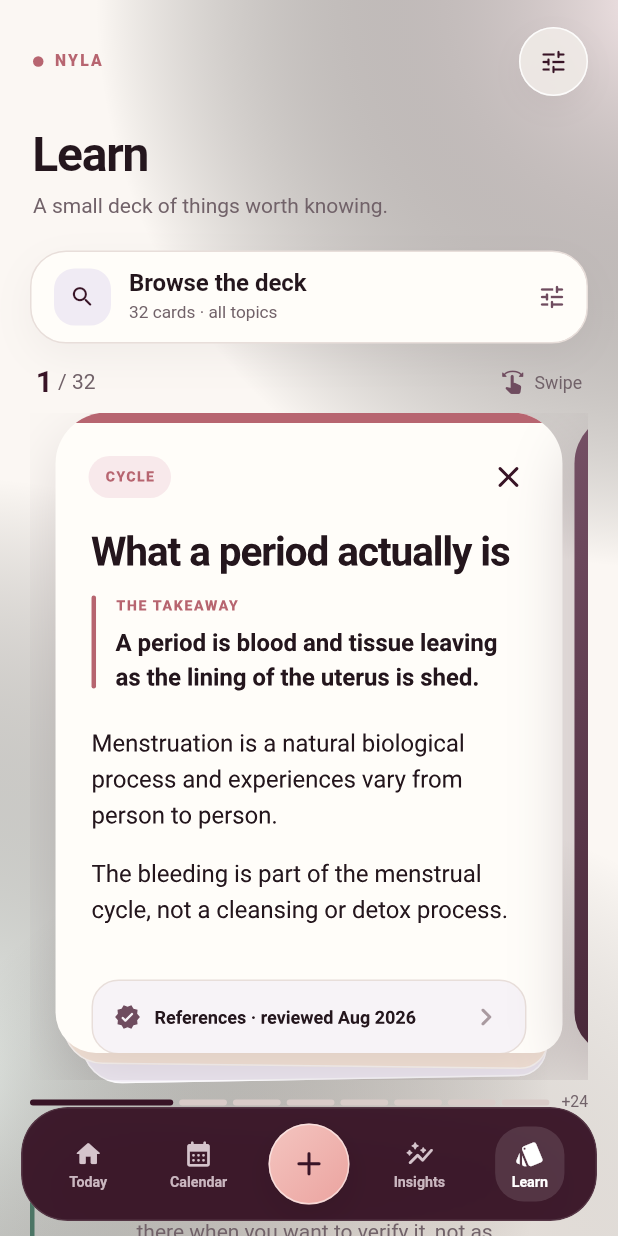
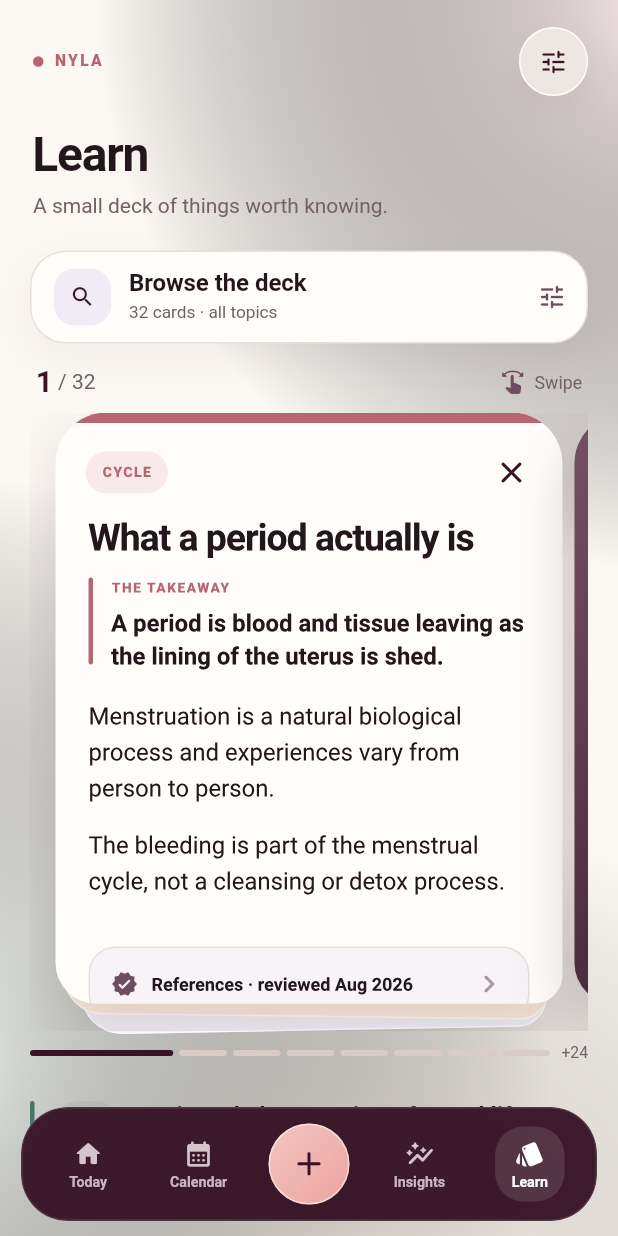
Before and after one commit to sidwiskers/nyla, a Flutter app: the LearnScreen screen opened by its route, after a tap on "CYCLE", on a phone screen of 412 x 824 dp. Run offline on Flutter 3.47's test engine with Material 3 defaults, Android fonts, the phone set to English and light mode, and no system bars; our stand-ins replace drift, flutter_local_notifications, flutter_riverpod, flutter_secure_storage, flutter_timezone, go_router and 4 more; missing offline and left inert: cryptography, mobile_scanner; accounts and stored records are empty; generated files the repository leaves out were written again; Roboto replaces fonts that are missing (sans-serif-rounded).

Commit message:
Make Learn cards genuinely flashcard-first

```diff
--- a/apps/mobile/lib/features/learn/learn_screen.dart
+++ b/apps/mobile/lib/features/learn/learn_screen.dart
@@ -36,7 +36,7 @@ class _LearnScreenState extends State<LearnScreen> {
         .toList(growable: false);
     final index = cards.isEmpty ? 0 : currentIndex.clamp(0, cards.length - 1);
     final screenHeight = MediaQuery.sizeOf(context).height;
-    final deckHeight = (screenHeight * 0.54).clamp(360.0, 540.0).toDouble();
+    final deckHeight = (screenHeight * 0.50).clamp(330.0, 500.0).toDouble();
 
     return NylaPage(
       title: 'Learn',
@@ -66,20 +66,14 @@ class _LearnScreenState extends State<LearnScreen> {
                     right: 31,
                     top: 18,
                     bottom: 0,
-                    child: _BackCard(
-                      rotation: -0.018,
-                      color: NylaColors.lavenderSoft,
-                    ),
+                    child: _BackCard(rotation: -0.018, color: NylaColors.lavenderSoft),
                   ),
                   const Positioned(
                     left: 24,
                     right: 24,
                     top: 10,
                     bottom: 9,
-                    child: _BackCard(
-                      rotation: 0.012,
-                      color: NylaColors.peachSoft,
-                    ),
+                    child: _BackCard(rotation: 0.012, color: NylaColors.peachSoft),
                   ),
                   PageView.builder(
                     controller: _controller,
@@ -287,7 +281,6 @@ class _BrowseSheetState extends State<_BrowseSheet> {
             const SizedBox(height: 18),
             TextField(
               controller: controller,
-              autofocus: false,
               textInputAction: TextInputAction.search,
               decoration: const InputDecoration(
                 hintText: 'Cramps, flow, products…',
@@ -338,10 +331,7 @@ class _BrowseSheetState extends State<_BrowseSheet> {
                       NylaHaptics.confirm();
                       Navigator.pop(
                         context,
-                        _BrowseSelection(
-                          category: category,
-                          query: controller.text.trim(),
-                        ),
+                        _BrowseSelection(category: category, query: controller.text.trim()),
                       );
                     },
                     child: const Text('Show cards'),
@@ -375,10 +365,7 @@ class _DeckHeader extends StatelessWidget {
             const Spacer(),
             const Icon(Icons.swipe_rounded, size: 17, color: NylaColors.violet),
             const SizedBox(width: 6),
-            Text(
-              'Swipe',
-              style: Theme.of(context).textTheme.bodyMedium?.copyWith(fontSize: 11.8),
-            ),
+            Text('Swipe', style: Theme.of(context).textTheme.bodyMedium?.copyWith(fontSize: 11.8)),
           ],
         ),
       );
@@ -435,16 +422,8 @@ class _KnowledgeCardState extends State<_KnowledgeCard> {
             alignment: Alignment.center,
             transform: showBack ? (Matrix4.identity()..rotateY(math.pi)) : Matrix4.identity(),
             child: showBack
-                ? _DetailedCard(
-                    tip: widget.tip,
-                    palette: palette,
-                    onClose: _toggle,
-                  )
-                : _QuickCard(
-                    tip: widget.tip,
-                    palette: palette,
-                    onOpen: _toggle,
-                  ),
+                ? _DetailedCard(tip: widget.tip, palette: palette, onClose: _toggle)
+                : _QuickCard(tip: widget.tip, palette: palette, onOpen: _toggle),
           ),
         );
       },
@@ -494,21 +473,19 @@ class _QuickCard extends StatelessWidget {
             children: [
               Positioned.fill(
                 child: IgnorePointer(
-                  child: CustomPaint(
-                    painter: _CardMotifPainter(accent: palette.accent),
-                  ),
+                  child: CustomPaint(painter: _CardMotifPainter(accent: palette.accent)),
                 ),
               ),
               LayoutBuilder(
                 builder: (context, constraints) {
-                  final compact = constraints.maxHeight < 405;
-                  final horizontal = compact ? 20.0 : 24.0;
+                  final compact = constraints.maxHeight < 365;
+                  final horizontal = compact ? 19.0 : 23.0;
                   return Padding(
                     padding: EdgeInsets.fromLTRB(
                       horizontal,
-                      compact ? 18 : 22,
+                      compact ? 16 : 20,
                       horizontal,
-                      compact ? 17 : 21,
+                      compact ? 15 : 19,
                     ),
                     child: Column(
                       crossAxisAlignment: CrossAxisAlignment.start,
@@ -518,61 +495,45 @@ class _QuickCard extends StatelessWidget {
                             _FrontCategoryBadge(category: tip.category),
                             const Spacer(),
                             Container(
-                              width: compact ? 36 : 42,
-                              height: compact ? 36 : 42,
+                              width: compact ? 34 : 40,
+                              height: compact ? 34 : 40,
                               decoration: BoxDecoration(
                                 color: Colors.white.withValues(alpha: 0.12),
-                                borderRadius: BorderRadius.circular(15),
+                                borderRadius: BorderRadius.circular(14),
                                 border: Border.all(color: Colors.white.withValues(alpha: 0.08)),
                               ),
                               alignment: Alignment.center,
                               child: Icon(
                                 _categoryIcon(tip.category),
                                 color: Colors.white,
-                                size: compact ? 18 : 21,
+                                size: compact ? 17 : 20,
                               ),
                             ),
                           ],
                         ),
-                        SizedBox(height: compact ? 13 : 18),
+                        SizedBox(height: compact ? 11 : 15),
+                        Text(
+                          tip.title,
+                          maxLines: 2,
+                          overflow: TextOverflow.ellipsis,
+                          style: Theme.of(context).textTheme.displaySmall?.copyWith(
+                                color: Colors.white,
+                                fontSize: compact ? 25 : 29,
+                                height: 1.03,
+                                letterSpacing: -0.65,
+                              ),
+                        ),
+                        SizedBox(height: compact ? 10 : 13),
                         Expanded(
-                          child: SingleChildScrollView(
-                            physics: const BouncingScrollPhysics(),
-                            child: Column(
-                              crossAxisAlignment: CrossAxisAlignment.start,
-                              children: [
-                                Text(
-                                  tip.title,
-                                  style: Theme.of(context).textTheme.displaySmall?.copyWith(
-                                        color: Colors.white,
-                                        fontSize: compact ? 27 : 32,
-                                        height: 1.04,
-                                        letterSpacing: -0.7,
-                                      ),
-                                ),
-                                SizedBox(height: compact ? 13 : 17),
-                                _FrontTakeaway(text: tip.flash),
-                                if (!compact && tip.details.isNotEmpty) ...[
-                                  const SizedBox(height: 14),
-                                  Text(
-                                    tip.details.first,
-                                    maxLines: 3,
-                                    overflow: TextOverflow.ellipsis,
-                                    style: Theme.of(context).textTheme.bodyMedium?.copyWith(
-                                          color: Colors.white.withValues(alpha: 0.76),
-                                          height: 1.45,
-                                        ),
-                                  ),
-                                ],
-                                const SizedBox(height: 4),
-                              ],
-                            ),
+                          child: Align(
+                            alignment: Alignment.topLeft,
+                            child: _FrontTakeaway(text: tip.flash, compact: compact),
                           ),
                         ),
-                        SizedBox(height: compact ? 9 : 12),
+                        SizedBox(height: compact ? 8 : 10),
                         Container(
-                          height: compact ? 42 : 46,
-                          padding: const EdgeInsets.symmetric(horizontal: 12),
+                          height: compact ? 40 : 44,
+                          padding: const EdgeInsets.symmetric(horizontal: 11),
                           decoration: BoxDecoration(
                             color: Colors.white.withValues(alpha: 0.12),
                             borderRadius: BorderRadius.circular(99),
@@ -581,26 +542,23 @@ class _QuickCard extends StatelessWidget {
                           child: Row(
                             children: [
                               Container(
-                                width: 28,
-                                height: 28,
-                                decoration: BoxDecoration(
-                                  color: palette.accent,
-                                  shape: BoxShape.circle,
-                                ),
+                                width: 27,
+                                height: 27,
+                                decoration: BoxDecoration(color: palette.accent, shape: BoxShape.circle),
                                 alignment: Alignment.center,
-                                child: const Icon(Icons.flip_rounded, color: Colors.white, size: 15),
+                                child: const Icon(Icons.flip_rounded, color: Colors.white, size: 14),
                               ),
-                              const SizedBox(width: 10),
+                              const SizedBox(width: 9),
                               Expanded(
                                 child: Text(
                                   'Turn card',
                                   style: Theme.of(context).textTheme.labelLarge?.copyWith(
                                         color: Colors.white,
-                                        fontSize: 13,
+                                        fontSize: 12.8,
                                       ),
                                 ),
                               ),
-                              const Icon(Icons.arrow_forward_rounded, color: Colors.white, size: 18),
+                              const Icon(Icons.arrow_forward_rounded, color: Colors.white, size: 17),
                             ],
                           ),
                         ),
@@ -622,7 +580,7 @@ class _FrontCategoryBadge extends StatelessWidget {
 
   @override
   Widget build(BuildContext context) => Container(
-        padding: const EdgeInsets.symmetric(horizontal: 11, vertical: 7),
+        padding: const EdgeInsets.symmetric(horizontal: 10, vertical: 6),
         decoration: BoxDecoration(
           color: Colors.white.withValues(alpha: 0.15),
           borderRadius: BorderRadius.circular(99),
@@ -632,46 +590,52 @@ class _FrontCategoryBadge extends StatelessWidget {
           _categoryName(category).toUpperCase(),
           style: const TextStyle(
             color: Colors.white,
-            fontSize: 9.4,
+            fontSize: 9,
             fontWeight: FontWeight.w800,
-            letterSpacing: 0.9,
+            letterSpacing: 0.85,
           ),
         ),
       );
 }
 
 class _FrontTakeaway extends StatelessWidget {
-  const _FrontTakeaway({required this.text});
+  const _FrontTakeaway({required this.text, required this.compact});
 
   final String text;
+  final bool compact;
 
   @override
   Widget build(BuildContext context) => Container(
-        padding: const EdgeInsets.fromLTRB(15, 13, 15, 14),
+        width: double.infinity,
+        padding: EdgeInsets.fromLTRB(14, compact ? 10 : 12, 14, compact ? 11 : 13),
         decoration: BoxDecoration(
           color: Colors.white.withValues(alpha: 0.1),
-          borderRadius: BorderRadius.circular(20),
+          borderRadius: BorderRadius.circular(19),
           border: Border.all(color: Colors.white.withValues(alpha: 0.08)),
         ),
         child: Column(
+          mainAxisSize: MainAxisSize.min,
           crossAxisAlignment: CrossAxisAlignment.start,
           children: [
             Text(
               'THE TAKEAWAY',
               style: TextStyle(
                 color: Colors.white.withValues(alpha: 0.68),
-                fontSize: 9.2,
+                fontSize: 8.8,
                 fontWeight: FontWeight.w800,
-                letterSpacing: 1.05,
+                letterSpacing: 1,
               ),
             ),
-            const SizedBox(height: 6),
+            const SizedBox(height: 5),
             Text(
               text,
+              maxLines: compact ? 4 : 5,
+              overflow: TextOverflow.ellipsis,
               style: Theme.of(context).textTheme.bodyLarge?.copyWith(
                     color: Colors.white,
+                    fontSize: compact ? 14.2 : 15.2,
                     fontWeight: FontWeight.w600,
-                    height: 1.4,
+                    height: 1.36,
                   ),
             ),
           ],
@@ -694,7 +658,7 @@ class _DetailedCard extends StatelessWidget {
           children: [
             Container(height: 7, color: palette.accent),
             Padding(
-              padding: const EdgeInsets.fromLTRB(22, 12, 12, 3),
+              padding: const EdgeInsets.fromLTRB(20, 9, 10, 1),
               child: Row(
                 children: [
                   Expanded(
@@ -715,20 +679,20 @@ class _DetailedCard extends StatelessWidget {
             Expanded(
               child: SingleChildScrollView(
                 physics: const BouncingScrollPhysics(),
-                padding: const EdgeInsets.fromLTRB(24, 8, 24, 27),
+                padding: const EdgeInsets.fromLTRB(22, 5, 22, 25),
                 child: Column(
                   crossAxisAlignment: CrossAxisAlignment.start,
                   children: [
                     Text(
                       tip.title,
-                      style: Theme.of(context).textTheme.headlineMedium?.copyWith(fontSize: 27),
+                      style: Theme.of(context).textTheme.headlineMedium?.copyWith(fontSize: 25),
                     ),
-                    const SizedBox(height: 15),
+                    const SizedBox(height: 13),
                     _Takeaway(text: tip.flash, accent: palette.accent),
-                    const SizedBox(height: 20),
+                    const SizedBox(height: 17),
                     for (final paragraph in tip.details) ...[
                       Text(paragraph, style: Theme.of(context).textTheme.bodyLarge),
-                      const SizedBox(height: 15),
+                      const SizedBox(height: 14),
                     ],
                     if (tip.practical.isNotEmpty)
                       _GuidanceSection(
@@ -740,7 +704,7 @@ class _DetailedCard extends StatelessWidget {
                         surface: NylaColors.sageSoft,
                       ),
                     if (tip.seekCare.isNotEmpty) ...[
-                      const SizedBox(height: 16),
+                      const SizedBox(height: 15),
                       _GuidanceSection(
                         eyebrow: 'Care note',
                         title: 'When to check in',
@@ -750,7 +714,7 @@ class _DetailedCard extends StatelessWidget {
                         surface: NylaColors.peachSoft,
                       ),
                     ],
-                    const SizedBox(height: 20),
+                    const SizedBox(height: 18),
                     _ReferencesButton(tip: tip),
                   ],
                 ),
@@ -781,13 +745,10 @@ class _Takeaway extends StatelessWidget {
         children: [
           Container(
             width: 3,
-            height: 62,
-            decoration: BoxDecoration(
-              color: accent,
-              borderRadius: BorderRadius.circular(99),
-            ),
+            height: 58,
+            decoration: BoxDecoration(color: accent, borderRadius: BorderRadius.circular(99)),
           ),
-          const SizedBox(width: 13),
+          const SizedBox(width: 12),
           Expanded(
             child: Column(
               crossAxisAlignment: CrossAxisAlignment.start,
@@ -796,18 +757,18 @@ class _Takeaway extends StatelessWidget {
                   'THE TAKEAWAY',
                   style: TextStyle(
                     color: accent,
-                    fontSize: 9.5,
+                    fontSize: 9.2,
                     fontWeight: FontWeight.w800,
-                    letterSpacing: 1.05,
+                    letterSpacing: 1,
                   ),
                 ),
-                const SizedBox(height: 6),
+                const SizedBox(height: 5),
                 Text(
                   text,
                   style: Theme.of(context).textTheme.bodyLarge?.copyWith(
                         color: NylaColors.ink,
                         fontWeight: FontWeight.w600,
-                        height: 1.42,
+                        height: 1.4,
                       ),
                 ),
               ],
@@ -1021,10 +982,7 @@ class _CategoryBadge extends StatelessWidget {
   @override
   Widget build(BuildContext context) => Container(
         padding: const EdgeInsets.symmetric(horizontal: 11, vertical: 7),
-        decoration: BoxDecoration(
-          color: palette.soft,
-          borderRadius: BorderRadius.circular(99),
-        ),
+        decoration: BoxDecoration(color: palette.soft, borderRadius: BorderRadius.circular(99)),
         child: Text(
           _categoryName(category).toUpperCase(),
           maxLines: 1,
@@ -1112,8 +1070,8 @@ class _CardMotifPainter extends CustomPainter {
         center: Offset(size.width * 0.96, size.height * 0.22),
         radius: size.width * 0.18,
       ),
-      1.0,
-      3.0,
+      1,
+      3,
       false,
       paint,
     );
@@ -1154,10 +1112,7 @@ class _CardPalette {
 }
 
 _CardPalette _paletteFor(TipCategory category) => switch (category) {
-      TipCategory.cycle => const _CardPalette(
-          accent: NylaColors.rose,
-          soft: NylaColors.roseWash,
-        ),
+      TipCategory.cycle => const _CardPalette(accent: NylaColors.rose, soft: NylaColors.roseWash),
       TipCategory.understanding => const _CardPalette(
           accent: NylaColors.violet,
           soft: NylaColors.lavenderSoft,
```
